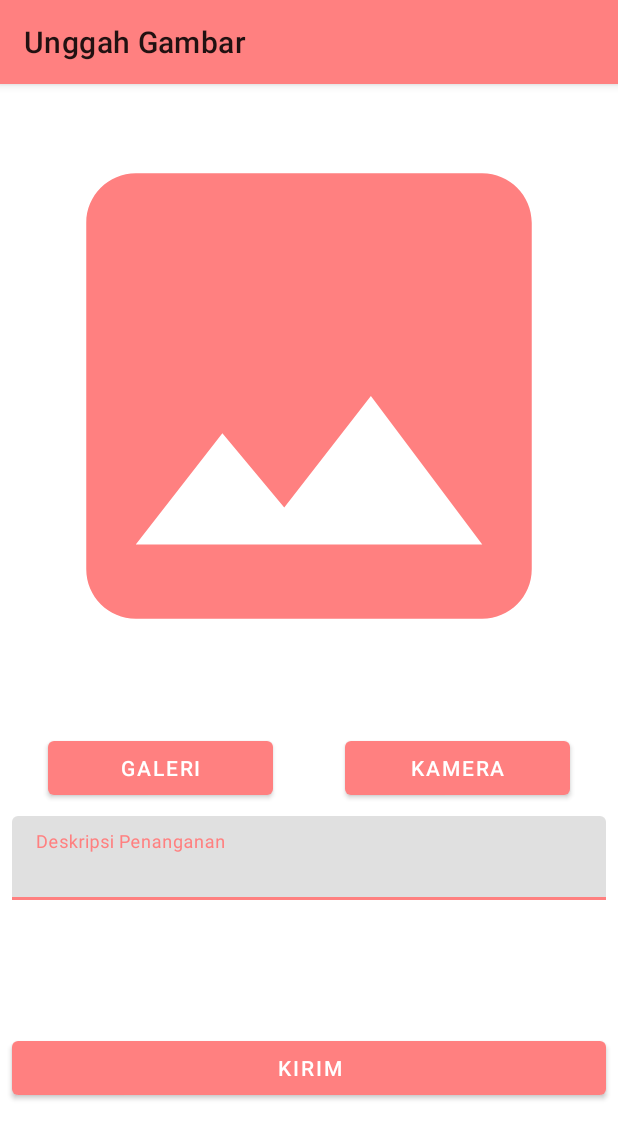
After one commit to JonathanAlzndr/RescueHub, an Android app: the UploadActivity screen opened directly, with no data from a screen before it, on a phone screen of 412 x 824 dp. The commit adds this screen. Shown: the top 1139 px of the screen. Run offline under Robolectric (Android 15) with nearby library versions, the phone set to English and light mode, and no system bars.

Commit message:
layouting the upload activity

```diff
--- a/app/src/main/AndroidManifest.xml
+++ b/app/src/main/AndroidManifest.xml
@@ -12,6 +12,9 @@
         android:supportsRtl="true"
         android:theme="@style/Theme.RescueHub"
         tools:targetApi="31">
+        <activity
+            android:name=".ui.upload.UploadActivity"
+            android:exported="false" />
         <activity
             android:name=".ui.login.LoginActivity"
             android:exported="false" />
--- /dev/null
+++ b/app/src/main/java/com/example/rescuehub/ui/adapter/ResponseAdapter.kt
@@ -0,0 +1,4 @@
+package com.example.rescuehub.ui.adapter
+
+class ResponseAdapter  {
+}
--- /dev/null
+++ b/app/src/main/java/com/example/rescuehub/ui/upload/UploadActivity.kt
@@ -0,0 +1,26 @@
+package com.example.rescuehub.ui.upload
+
+import android.os.Bundle
+import androidx.activity.enableEdgeToEdge
+import androidx.appcompat.app.AppCompatActivity
+import androidx.core.view.ViewCompat
+import androidx.core.view.WindowInsetsCompat
+import com.example.rescuehub.R
+import com.example.rescuehub.databinding.ActivityUploadBinding
+
+class UploadActivity : AppCompatActivity() {
+    private lateinit var binding: ActivityUploadBinding
+    override fun onCreate(savedInstanceState: Bundle?) {
+        super.onCreate(savedInstanceState)
+        enableEdgeToEdge()
+        binding = ActivityUploadBinding.inflate(layoutInflater)
+        setContentView(binding.root)
+        ViewCompat.setOnApplyWindowInsetsListener(findViewById(R.id.main)) { v, insets ->
+            val systemBars = insets.getInsets(WindowInsetsCompat.Type.systemBars())
+            v.setPadding(systemBars.left, systemBars.top, systemBars.right, systemBars.bottom)
+            insets
+        }
+
+        supportActionBar?.title = "Unggah Gambar"
+    }
+}
--- /dev/null
+++ b/app/src/main/res/drawable/baseline_image_24.xml
@@ -0,0 +1,5 @@
+<vector xmlns:android="http://schemas.android.com/apk/res/android" android:height="24dp" android:tint="#FF8080" android:viewportHeight="24" android:viewportWidth="24" android:width="24dp">
+
+    <path android:fillColor="@android:color/white" android:pathData="M21,19V5c0,-1.1 -0.9,-2 -2,-2H5c-1.1,0 -2,0.9 -2,2v14c0,1.1 0.9,2 2,2h14c1.1,0 2,-0.9 2,-2zM8.5,13.5l2.5,3.01L14.5,12l4.5,6H5l3.5,-4.5z"/>
+
+</vector>
--- a/app/src/main/res/layout/activity_main.xml
+++ b/app/src/main/res/layout/activity_main.xml
@@ -3,8 +3,7 @@
     xmlns:app="http://schemas.android.com/apk/res-auto"
     android:id="@+id/container"
     android:layout_width="match_parent"
-    android:layout_height="match_parent"
-    android:paddingTop="?attr/actionBarSize">
+    android:layout_height="match_parent">
 
     <com.google.android.material.bottomnavigation.BottomNavigationView
         android:id="@+id/nav_view"
--- /dev/null
+++ b/app/src/main/res/layout/activity_upload.xml
@@ -0,0 +1,72 @@
+<?xml version="1.0" encoding="utf-8"?>
+<androidx.constraintlayout.widget.ConstraintLayout xmlns:android="http://schemas.android.com/apk/res/android"
+    xmlns:app="http://schemas.android.com/apk/res-auto"
+    xmlns:tools="http://schemas.android.com/tools"
+    android:id="@+id/main"
+    android:layout_width="match_parent"
+    android:layout_height="match_parent"
+    tools:context=".ui.upload.UploadActivity">
+
+    <ImageView
+        android:id="@+id/iv_preview"
+        android:layout_width="match_parent"
+        android:layout_height="400dp"
+        android:layout_margin="8dp"
+        android:src="@drawable/baseline_image_24"
+        app:layout_constraintEnd_toEndOf="parent"
+        app:layout_constraintStart_toStartOf="parent"
+        app:layout_constraintTop_toTopOf="parent" />
+
+    <Button
+        android:id="@+id/btn_gallery"
+        android:layout_width="150dp"
+        android:layout_height="wrap_content"
+        android:layout_marginStart="32dp"
+        android:layout_marginTop="24dp"
+        android:text="Galeri"
+        app:layout_constraintBottom_toTopOf="@id/filledTextField"
+        app:layout_constraintStart_toStartOf="parent"
+        app:layout_constraintTop_toBottomOf="@id/iv_preview" />
+
+    <Button
+        android:id="@+id/btn_camera"
+        android:layout_width="150dp"
+        android:layout_height="wrap_content"
+        android:layout_marginTop="24dp"
+        android:layout_marginEnd="32dp"
+        android:text="Kamera"
+        app:layout_constraintBottom_toTopOf="@id/filledTextField"
+        app:layout_constraintEnd_toEndOf="parent"
+        app:layout_constraintTop_toBottomOf="@id/iv_preview"
+        app:layout_constraintVertical_bias="0.0" />
+
+    <com.google.android.material.textfield.TextInputLayout
+        android:id="@+id/filledTextField"
+        style="?attr/textInputFilledStyle"
+        android:layout_width="match_parent"
+        android:layout_height="wrap_content"
+        android:layout_margin="8dp"
+        android:hint="Deskripsi Penanganan"
+        app:layout_constraintEnd_toEndOf="parent"
+        app:layout_constraintStart_toStartOf="parent"
+        app:layout_constraintTop_toBottomOf="@id/btn_gallery">
+
+        <com.google.android.material.textfield.TextInputEditText
+            android:layout_width="match_parent"
+            android:layout_height="wrap_content" />
+
+    </com.google.android.material.textfield.TextInputLayout>
+
+    <Button
+        android:id="@+id/btn_kirim"
+        android:layout_width="match_parent"
+        android:layout_height="wrap_content"
+        android:layout_margin="8dp"
+        android:text="kirim"
+        app:layout_constraintBottom_toBottomOf="parent"
+        app:layout_constraintEnd_toEndOf="parent"
+        app:layout_constraintStart_toStartOf="parent"
+        android:layout_marginBottom="30dp"
+        app:layout_constraintTop_toBottomOf="@id/filledTextField" />
+
+</androidx.constraintlayout.widget.ConstraintLayout>
--- a/app/src/main/res/layout/fragment_home.xml
+++ b/app/src/main/res/layout/fragment_home.xml
@@ -10,6 +10,7 @@
 
     <ImageView
         android:id="@+id/iv_avatar"
+        android:layout_marginVertical="24dp"
         android:layout_width="wrap_content"
         android:layout_height="wrap_content"
         android:src="@drawable/man"
@@ -24,7 +25,6 @@
         android:text="Selamat Datang\nJonathan"
         android:textColor="@color/black"
         android:textSize="20sp"
-        android:textStyle="bold"
         app:layout_constraintBottom_toBottomOf="@id/iv_avatar"
         app:layout_constraintEnd_toEndOf="parent"
         app:layout_constraintStart_toEndOf="@id/iv_avatar"
--- a/app/src/main/res/values-night/themes.xml
+++ b/app/src/main/res/values-night/themes.xml
@@ -1,6 +1,6 @@
 <resources xmlns:tools="http://schemas.android.com/tools">
     <!-- Base application theme. -->
-    <style name="Theme.RescueHub" parent="Theme.MaterialComponents.DayNight.DarkActionBar">
+    <style name="Theme.RescueHub" parent="Theme.MaterialComponents.DayNight">
         <!-- Primary brand color. -->
         <item name="colorPrimary">@color/pink</item>
         <item name="colorPrimaryVariant">@color/purple_700</item>
--- a/app/src/main/res/values/themes.xml
+++ b/app/src/main/res/values/themes.xml
@@ -1,6 +1,6 @@
 <resources xmlns:tools="http://schemas.android.com/tools">
     <!-- Base application theme. -->
-    <style name="Theme.RescueHub" parent="Theme.MaterialComponents.DayNight.DarkActionBar">
+    <style name="Theme.RescueHub" parent="Theme.MaterialComponents.DayNight">
         <!-- Primary brand color. -->
         <item name="colorPrimary">@color/pink</item>
         <item name="colorPrimaryVariant">@color/purple_700</item>
```
Also changed, not shown: app/src/main/java/com/example/rescuehub/ui/profile/ProfileFragment.kt (+9 -0 lines), app/src/main/res/layout/fragment_profile.xml (+4 -5 lines), app/src/main/res/layout/response_row.xml (added, +87 -0 lines).
